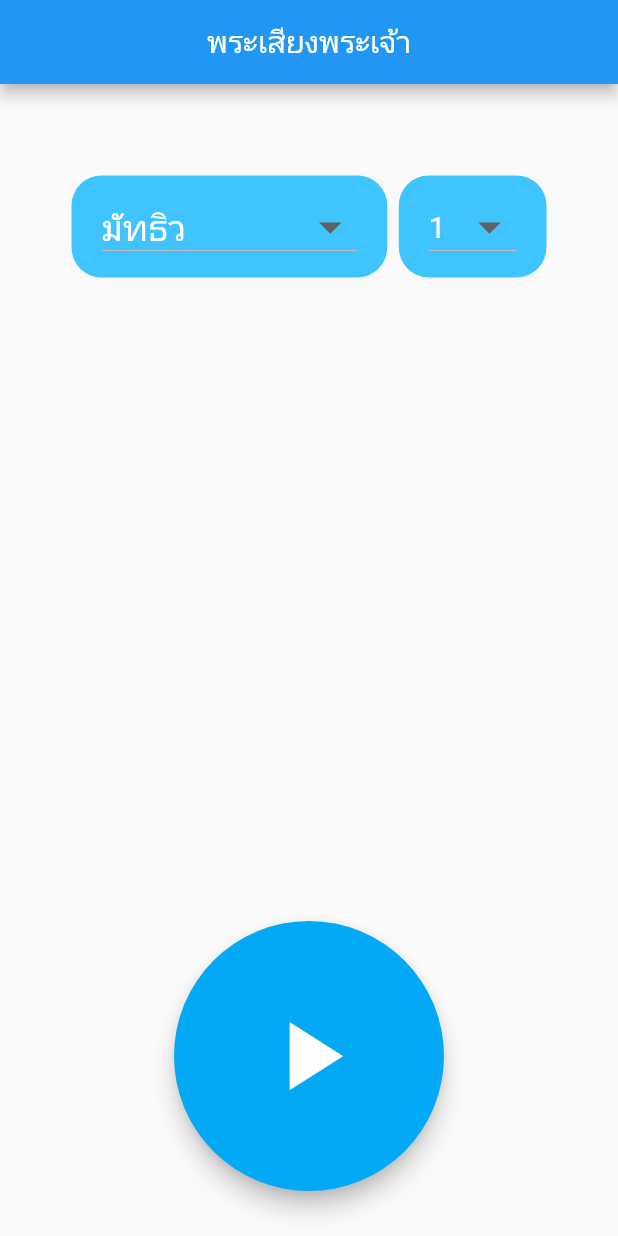
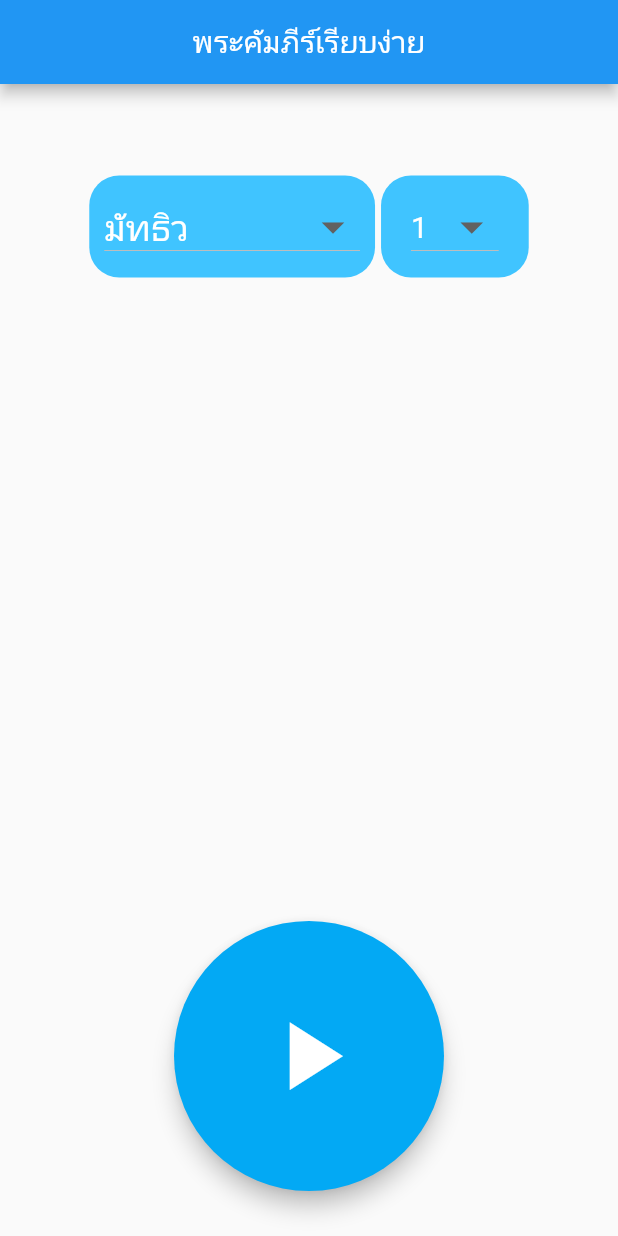
Before and after one commit to dvdnglnd/super-duper-octo-couscous, a Flutter app: the screen it shows after launch, on a phone screen of 412 x 824 dp. Run offline on Flutter 3.47's test engine with Material 2 defaults, Android fonts, the phone set to English and light mode, and no system bars; our stand-ins replace audioplayers.

Commit message:
Change name and wrap.

```diff
--- a/lib/main.dart
+++ b/lib/main.dart
@@ -8,12 +8,9 @@ import 'package:flutter/cupertino.dart';
 import 'package:flutter/material.dart';
 import 'package:flutter/services.dart';
 
-
 void main() => runApp(MyApp());
 
 class MyApp extends StatelessWidget {
-  final String selection = 'sup';
-
   @override
   Widget build(BuildContext context) {
     SystemChrome.setPreferredOrientations([
@@ -21,11 +18,11 @@ class MyApp extends StatelessWidget {
       DeviceOrientation.portraitDown,
     ]);
     return MaterialApp(
-        title: 'เสียงพระเจ้า',
+        title: 'พระคัมภีร์เรียบง่าย',
         home: Scaffold(
             appBar: AppBar(
                 title: Center(
-              child: Text('พระเสียงพระเจ้า'),
+              child: Text('พระคัมภีร์เรียบง่าย'),
             )),
             body: Container(padding: EdgeInsets.all(20), child: Selector())));
   }
@@ -44,8 +41,8 @@ class _SelectorState extends State<Selector> {
   bool _playing = false;
   IconData _icon = Icons.play_arrow;
   static AudioPlayer _audioPlayer = AudioPlayer();
-  static AudioCache _audioCache = AudioCache(prefix: 'assets/audios/',
-      fixedPlayer: _audioPlayer);
+  static AudioCache _audioCache =
+      AudioCache(prefix: 'assets/audios/', fixedPlayer: _audioPlayer);
 
   void _handleBookChange(String newBook) {
     setState(() {
@@ -68,15 +65,17 @@ class _SelectorState extends State<Selector> {
   }
 
   String makeFileName() {
-    return "B" + addZero(_bibleData.books.indexOf(_book) + 1) + "___"
-        + addZero(_chapter) + ".mp3";
+    return "B" +
+        addZero(_bibleData.books.indexOf(_book) + 1) +
+        "___" +
+        addZero(_chapter) +
+        ".mp3";
   }
 
   void _handlePlayingChange() {
     setState(() {
       _playing = !_playing;
-      _playing ? _audioCache.play(makeFileName()) :
-        _audioPlayer.pause();
+      _playing ? _audioCache.play(makeFileName()) : _audioPlayer.pause();
       _icon = _playing ? Icons.pause : Icons.play_arrow;
     });
   }
@@ -140,12 +139,13 @@ class BookSelector extends StatelessWidget {
 
   @override
   Widget build(BuildContext context) {
-    return  Row(
-        crossAxisAlignment: CrossAxisAlignment.center,
-        mainAxisAlignment: MainAxisAlignment.spaceEvenly,
+    return Wrap(
+        spacing: 4,
+        runSpacing: 4,
+        alignment: WrapAlignment.center,
         children: <Widget>[
           Container(
-              padding: EdgeInsets.symmetric(vertical: 10.0, horizontal: 20.0),
+              padding: EdgeInsets.symmetric(vertical: 10.0, horizontal: 10.0),
               decoration: BoxDecoration(
                 color: Colors.lightBlueAccent,
                 borderRadius: BorderRadius.circular(20),
@@ -178,7 +178,7 @@ class BookSelector extends StatelessWidget {
                   onChanged: (int? newValue) {
                     onChapterChanged(newValue!);
                   },
-                  items: [for(var i=1; i<=maxChapter; i+=1) i]
+                  items: [for (var i = 1; i <= maxChapter; i += 1) i]
                       .map<DropdownMenuItem<int>>((int value) =>
                           DropdownMenuItem(
                               value: value, child: Text(value.toString())))
--- a/pubspec.yaml
+++ b/pubspec.yaml
@@ -1,5 +1,5 @@
-name: test_flutter_app
-description: A new Flutter application.
+name: easy_bible_listening
+description: An app to easily listen to the bible.
 
 # The following line prevents the package from being accidentally published to
 # pub.dev using `pub publish`. This is preferred for private packages.
```
